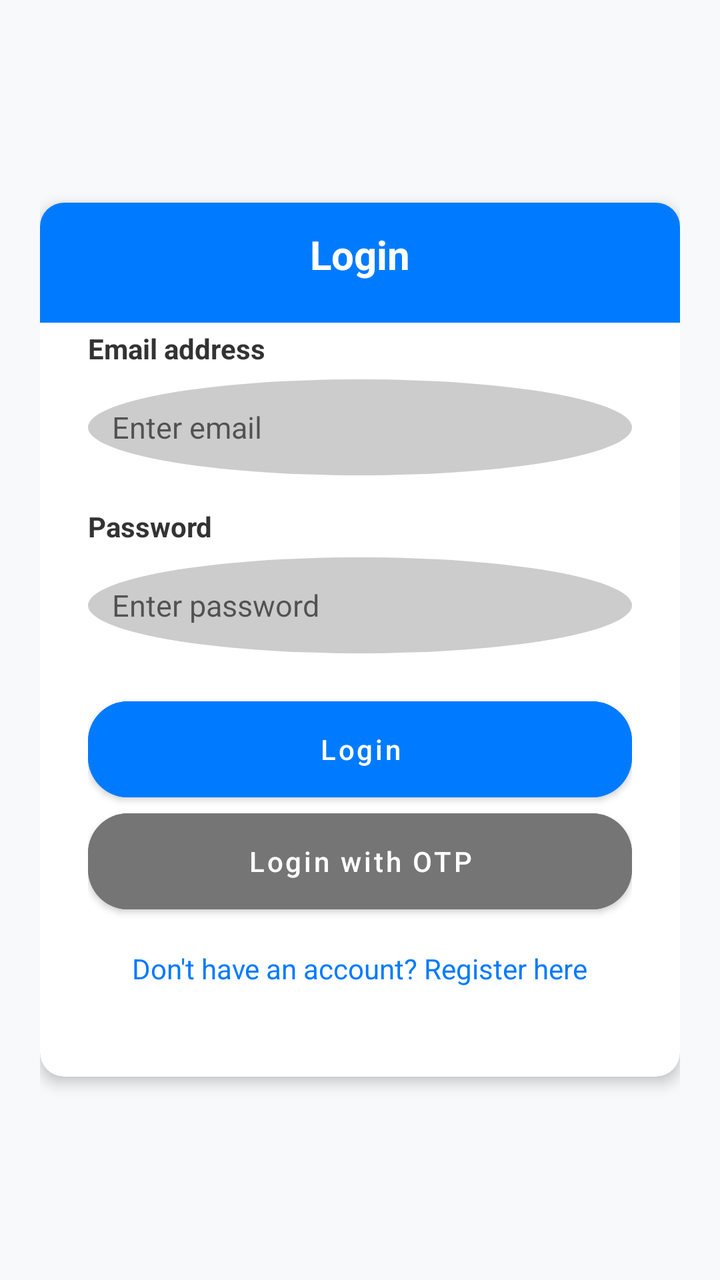
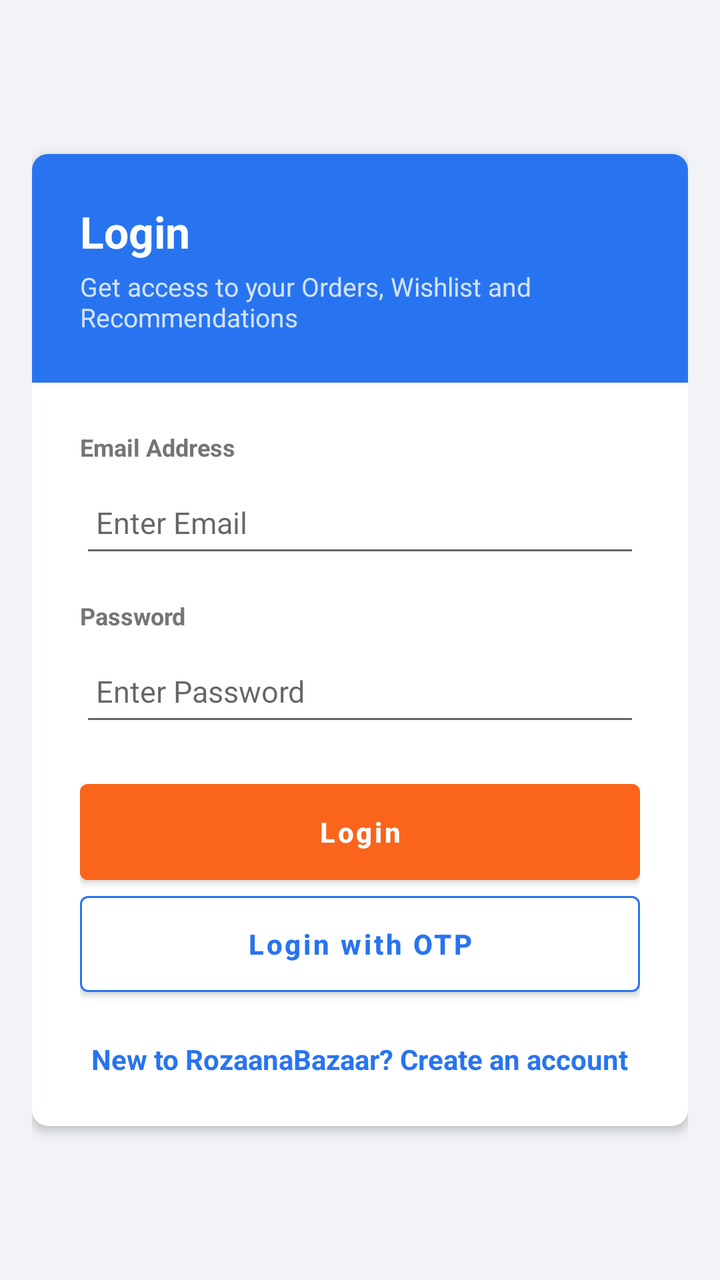

An Android layout rendered at two revisions. The XML below is the earlier revision; the diff shows what the commit changed to produce the second picture.
<!-- AndroidManifest.xml: application theme Theme.SKRozaanaBazaar -->
<!-- res/layout/activity_login.xml -->
<?xml version="1.0" encoding="utf-8"?>
<LinearLayout xmlns:android="http://schemas.android.com/apk/res/android"
    xmlns:app="http://schemas.android.com/apk/res-auto"
    android:layout_width="match_parent"
    android:layout_height="match_parent"
    android:background="#F8F9FA"
    android:gravity="center"
    android:orientation="vertical"
    android:padding="20dp">

    <com.google.android.material.card.MaterialCardView
        android:layout_width="match_parent"
        android:layout_height="wrap_content"
        app:cardBackgroundColor="@color/white"
        app:cardCornerRadius="12dp"
        app:cardElevation="4dp">

        <LinearLayout
            android:layout_width="match_parent"
            android:layout_height="wrap_content"
            android:orientation="vertical">

            <View
                android:layout_width="match_parent"
                android:layout_height="60dp"
                android:background="@color/colorPrimary" />

            <TextView
                android:layout_width="wrap_content"
                android:layout_height="wrap_content"
                android:layout_gravity="center"
                android:layout_marginTop="-48dp"
                android:text="Login"
                android:textColor="@color/white"
                android:textSize="20sp"
                android:textStyle="bold" />

            <LinearLayout
                android:layout_width="match_parent"
                android:layout_height="wrap_content"
                android:orientation="vertical"
                android:padding="24dp">

                <TextView
                    android:layout_width="wrap_content"
                    android:layout_height="wrap_content"
                    android:text="Email address"
                    android:textColor="#333333"
                    android:textStyle="bold"
                    android:textSize="14sp" />

                <EditText
                    android:id="@+id/etEmail"
                    android:layout_width="match_parent"
                    android:layout_height="48dp"
                    android:layout_marginTop="6dp"
                    android:background="@drawable/dot_selector"
                    android:paddingLeft="12dp"
                    android:paddingRight="12dp"
                    android:hint="Enter email"
                    android:textSize="15sp"
                    android:inputType="textEmailAddress" />

                <TextView
                    android:layout_width="wrap_content"
                    android:layout_height="wrap_content"
                    android:layout_marginTop="16dp"
                    android:text="Password"
                    android:textColor="#333333"
                    android:textStyle="bold"
                    android:textSize="14sp" />

                <EditText
                    android:id="@+id/etPassword"
                    android:layout_width="match_parent"
                    android:layout_height="48dp"
                    android:layout_marginTop="6dp"
                    android:background="@drawable/dot_selector"
                    android:paddingLeft="12dp"
                    android:paddingRight="12dp"
                    android:hint="Enter password"
                    android:textSize="15sp"
                    android:inputType="textPassword" />

                <Button
                    android:id="@+id/btnLogin"
                    android:layout_width="match_parent"
                    android:layout_height="wrap_content"
                    android:layout_marginTop="24dp"
                    android:text="Login"
                    android:textColor="@color/white"
                    android:backgroundTint="@color/colorPrimary" />

                <Button
                    android:id="@+id/btnOtpLogin"
                    android:layout_width="match_parent"
                    android:layout_height="wrap_content"
                    android:layout_marginTop="8dp"
                    android:backgroundTint="#757575"
                    android:text="Login with OTP"
                    android:textColor="@color/white" />

                <TextView
                    android:id="@+id/tvRegister"
                    android:layout_width="wrap_content"
                    android:layout_height="wrap_content"
                    android:layout_gravity="center"
                    android:layout_marginTop="20dp"
                    android:text="Don't have an account? Register here"
                    android:textColor="@color/colorPrimary"
                    android:textSize="14sp" />

            </LinearLayout>
        </LinearLayout>
    </com.google.android.material.card.MaterialCardView>
</LinearLayout>
<!-- resources referenced by this layout -->
<resources>
  <color name="colorPrimary">#007BFF</color>
  <color name="white">#FFFFFFFF</color>
  <!-- drawable dot_selector (drawable) -->
  <?xml version="1.0" encoding="utf-8"?>
  <selector xmlns:android="http://schemas.android.com/apk/res/android">
      <item android:drawable="@drawable/dot_active" android:state_selected="true" />
      <item android:drawable="@drawable/dot_inactive" />
  </selector>
  <style name="Theme.SKRozaanaBazaar" parent="Theme.MaterialComponents.DayNight.NoActionBar">
          
          <item name="colorPrimary">@color/colorPrimary</item>
          <item name="colorPrimaryVariant">@color/colorPrimary</item>
          <item name="colorOnPrimary">@color/white</item>
          
          <item name="colorSecondary">@color/colorSecondary</item>
          <item name="colorSecondaryVariant">@color/colorSecondary</item>
          <item name="colorOnSecondary">@color/white</item>
          
          <item name="android:statusBarColor" tools:targetApi="l">?attr/colorPrimary</item>
  
          
          <item name="materialButtonStyle">@style/Widget.App.Button</item>
          <item name="materialCardViewStyle">@style/Widget.App.Card</item>
      </style>
  <!-- drawable dot_active (drawable) -->
  <?xml version="1.0" encoding="utf-8"?>
  <shape xmlns:android="http://schemas.android.com/apk/res/android"
      android:shape="oval">
      <solid android:color="@color/colorPrimary" />
      <size
          android:width="8dp"
          android:height="8dp" />
  </shape>
  <!-- drawable dot_inactive (drawable) -->
  <?xml version="1.0" encoding="utf-8"?>
  <shape xmlns:android="http://schemas.android.com/apk/res/android"
      android:shape="oval">
      <solid android:color="#CCCCCC" />
      <size
          android:width="8dp"
          android:height="8dp" />
  </shape>
  <color name="colorSecondary">#FB641B</color>
  <style name="Widget.App.Button" parent="Widget.MaterialComponents.Button">
          <item name="shapeAppearanceOverlay">@style/ShapeAppearance.App.Rounded</item>
          <item name="android:insetTop">0dp</item>
          <item name="android:insetBottom">0dp</item>
          <item name="android:textAllCaps">false</item>
      </style>
  <style name="Widget.App.Card" parent="Widget.MaterialComponents.CardView">
          <item name="shapeAppearanceOverlay">@style/ShapeAppearance.App.Rounded.Large</item>
          <item name="cardElevation">2dp</item>
      </style>
  <style name="ShapeAppearance.App.Rounded" parent="ShapeAppearance.MaterialComponents.SmallComponent">
          <item name="cornerFamily">rounded</item>
          <item name="cornerSize">20dp</item>
      </style>
  <style name="ShapeAppearance.App.Rounded.Large" parent="ShapeAppearance.MaterialComponents.MediumComponent">
          <item name="cornerFamily">rounded</item>
          <item name="cornerSize">16dp</item>
      </style>
</resources>

<!-- the commit's change to res/layout/activity_login.xml (unified diff, before → after) -->
@@ -3,37 +3,47 @@
     xmlns:app="http://schemas.android.com/apk/res-auto"
     android:layout_width="match_parent"
     android:layout_height="match_parent"
-    android:background="#F8F9FA"
+    android:background="@color/colorBackground"
     android:gravity="center"
     android:orientation="vertical"
-    android:padding="20dp">
+    android:padding="16dp">
 
     <com.google.android.material.card.MaterialCardView
         android:layout_width="match_parent"
         android:layout_height="wrap_content"
         app:cardBackgroundColor="@color/white"
-        app:cardCornerRadius="12dp"
-        app:cardElevation="4dp">
+        app:cardCornerRadius="8dp"
+        app:cardElevation="3dp">
 
         <LinearLayout
             android:layout_width="match_parent"
             android:layout_height="wrap_content"
             android:orientation="vertical">
 
-            <View
+            
+            <LinearLayout
                 android:layout_width="match_parent"
-                android:layout_height="60dp"
-                android:background="@color/colorPrimary" />
+                android:layout_height="wrap_content"
+                android:background="@color/colorPrimary"
+                android:orientation="vertical"
+                android:padding="24dp">
 
-            <TextView
-                android:layout_width="wrap_content"
-                android:layout_height="wrap_content"
-                android:layout_gravity="center"
-                android:layout_marginTop="-48dp"
-                android:text="Login"
-                android:textColor="@color/white"
-                android:textSize="20sp"
-                android:textStyle="bold" />
+                <TextView
+                    android:layout_width="wrap_content"
+                    android:layout_height="wrap_content"
+                    android:text="Login"
+                    android:textColor="@color/white"
+                    android:textSize="22sp"
+                    android:textStyle="bold" />
+
+                <TextView
+                    android:layout_width="wrap_content"
+                    android:layout_height="wrap_content"
+                    android:layout_marginTop="4dp"
+                    android:text="Get access to your Orders, Wishlist and Recommendations"
+                    android:textColor="#D2E3FC"
+                    android:textSize="13sp" />
+            </LinearLayout>
 
             <LinearLayout
                 android:layout_width="match_parent"
@@ -44,71 +54,77 @@
                 <TextView
                     android:layout_width="wrap_content"
                     android:layout_height="wrap_content"
-                    android:text="Email address"
-                    android:textColor="#333333"
-                    android:textStyle="bold"
-                    android:textSize="14sp" />
+                    android:text="Email Address"
+                    android:textColor="@color/text_secondary"
+                    android:textSize="12sp"
+                    android:textStyle="bold" />
 
                 <EditText
                     android:id="@+id/etEmail"
                     android:layout_width="match_parent"
                     android:layout_height="48dp"
-                    android:layout_marginTop="6dp"
-                    android:background="@drawable/dot_selector"
-                    android:paddingLeft="12dp"
-                    android:paddingRight="12dp"
-                    android:hint="Enter email"
+                    android:layout_marginTop="4dp"
+                    android:hint="Enter Email"
+                    android:inputType="textEmailAddress"
+                    android:paddingLeft="8dp"
+                    android:paddingRight="8dp"
                     android:textSize="15sp"
-                    android:inputType="textEmailAddress" />
+                    android:textColor="@color/text_primary" />
 
                 <TextView
                     android:layout_width="wrap_content"
                     android:layout_height="wrap_content"
                     android:layout_marginTop="16dp"
                     android:text="Password"
-                    android:textColor="#333333"
-                    android:textStyle="bold"
-                    android:textSize="14sp" />
+                    android:textColor="@color/text_secondary"
+                    android:textSize="12sp"
+                    android:textStyle="bold" />
 
                 <EditText
                     android:id="@+id/etPassword"
                     android:layout_width="match_parent"
                     android:layout_height="48dp"
-                    android:layout_marginTop="6dp"
-                    android:background="@drawable/dot_selector"
-                    android:paddingLeft="12dp"
-                    android:paddingRight="12dp"
-                    android:hint="Enter password"
+                    android:layout_marginTop="4dp"
+                    android:hint="Enter Password"
+                    android:inputType="textPassword"
+                    android:paddingLeft="8dp"
+                    android:paddingRight="8dp"
                     android:textSize="15sp"
-                    android:inputType="textPassword" />
+                    android:textColor="@color/text_primary" />
 
-                <Button
+                
+                <com.google.android.material.button.MaterialButton
                     android:id="@+id/btnLogin"
                     android:layout_width="match_parent"
                     android:layout_height="wrap_content"
                     android:layout_marginTop="24dp"
+                    android:backgroundTint="@color/colorSecondary"
                     android:text="Login"
                     android:textColor="@color/white"
-                    android:backgroundTint="@color/colorPrimary" />
+                    android:textStyle="bold" />
 
-                <Button
+                <com.google.android.material.button.MaterialButton
                     android:id="@+id/btnOtpLogin"
                     android:layout_width="match_parent"
                     android:layout_height="wrap_content"
                     android:layout_marginTop="8dp"
-                    android:backgroundTint="#757575"
+                    android:backgroundTint="@color/white"
                     android:text="Login with OTP"
-                    android:textColor="@color/white" />
+                    android:textColor="@color/colorPrimary"
+                    android:textStyle="bold"
+                    app:strokeColor="@color/colorPrimary"
+                    app:strokeWidth="1dp" />
 
                 <TextView
                     android:id="@+id/tvRegister"
                     android:layout_width="wrap_content"
                     android:layout_height="wrap_content"
                     android:layout_gravity="center"
-                    android:layout_marginTop="20dp"
-                    android:text="Don't have an account? Register here"
+                    android:layout_marginTop="24dp"
+                    android:text="New to RozaanaBazaar? Create an account"
                     android:textColor="@color/colorPrimary"
-                    android:textSize="14sp" />
+                    android:textSize="14sp"
+                    android:textStyle="bold" />
 
             </LinearLayout>
         </LinearLayout>
<!-- resource entries referenced after the edit -->
@@ -1,13 +1,8 @@
 <!-- resources referenced by this layout -->
 <resources>
-  <color name="colorPrimary">#007BFF</color>
+  <color name="colorBackground">#F1F3F6</color>
+  <color name="colorPrimary">#2874F0</color>
   <color name="white">#FFFFFFFF</color>
-  <!-- drawable dot_selector (drawable) -->
-  <?xml version="1.0" encoding="utf-8"?>
-  <selector xmlns:android="http://schemas.android.com/apk/res/android">
-      <item android:drawable="@drawable/dot_active" android:state_selected="true" />
-      <item android:drawable="@drawable/dot_inactive" />
-  </selector>
   <style name="Theme.SKRozaanaBazaar" parent="Theme.MaterialComponents.DayNight.NoActionBar">
           
           <item name="colorPrimary">@color/colorPrimary</item>
@@ -24,25 +19,9 @@
           <item name="materialButtonStyle">@style/Widget.App.Button</item>
           <item name="materialCardViewStyle">@style/Widget.App.Card</item>
       </style>
-  <!-- drawable dot_active (drawable) -->
-  <?xml version="1.0" encoding="utf-8"?>
-  <shape xmlns:android="http://schemas.android.com/apk/res/android"
-      android:shape="oval">
-      <solid android:color="@color/colorPrimary" />
-      <size
-          android:width="8dp"
-          android:height="8dp" />
-  </shape>
-  <!-- drawable dot_inactive (drawable) -->
-  <?xml version="1.0" encoding="utf-8"?>
-  <shape xmlns:android="http://schemas.android.com/apk/res/android"
-      android:shape="oval">
-      <solid android:color="#CCCCCC" />
-      <size
-          android:width="8dp"
-          android:height="8dp" />
-  </shape>
   <color name="colorSecondary">#FB641B</color>
+  <color name="text_primary">#212121</color>
+  <color name="text_secondary">#757575</color>
   <style name="Widget.App.Button" parent="Widget.MaterialComponents.Button">
           <item name="shapeAppearanceOverlay">@style/ShapeAppearance.App.Rounded</item>
           <item name="android:insetTop">0dp</item>
@@ -51,15 +30,16 @@
       </style>
   <style name="Widget.App.Card" parent="Widget.MaterialComponents.CardView">
           <item name="shapeAppearanceOverlay">@style/ShapeAppearance.App.Rounded.Large</item>
-          <item name="cardElevation">2dp</item>
+          <item name="cardElevation">1dp</item>
+          <item name="android:layout_margin">4dp</item>
       </style>
   <style name="ShapeAppearance.App.Rounded" parent="ShapeAppearance.MaterialComponents.SmallComponent">
           <item name="cornerFamily">rounded</item>
-          <item name="cornerSize">20dp</item>
+          <item name="cornerSize">4dp</item>
       </style>
   <style name="ShapeAppearance.App.Rounded.Large" parent="ShapeAppearance.MaterialComponents.MediumComponent">
           <item name="cornerFamily">rounded</item>
-          <item name="cornerSize">16dp</item>
+          <item name="cornerSize">8dp</item>
       </style>
 </resources>
 
